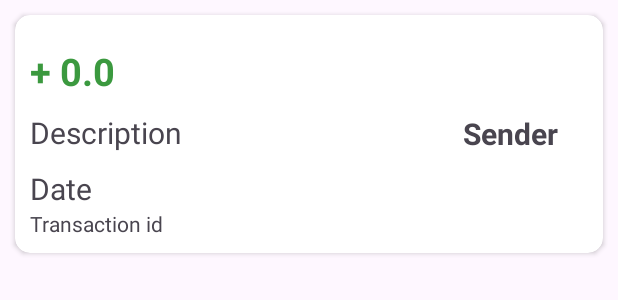
After one commit to Mariusz63/BankApplication, an Android app built with Jetpack Compose: the layout list_item_transaction.xml on its own in the app's theme, with its tools: preview values and no code run, on a phone screen of 412 x 824 dp. The commit adds this screen. Shown: the top 300 px of the screen. Run offline under Robolectric (Android 15) with nearby library versions, the phone set to English and light mode, and no system bars.

Commit message:
add transaction

```diff
--- a/app/src/main/res/layout/activity_main.xml
+++ b/app/src/main/res/layout/activity_main.xml
@@ -117,7 +117,9 @@
         android:layout_height="65dp"
         android:layout_alignParentBottom="true"
         android:background="@drawable/background_toolbar"
-        app:menu="@menu/bottom_navigation_menu" />
+        app:menu="@menu/bottom_navigation_menu"
+        app:itemTextColor="@color/bottom_nav_color"
+        app:itemIconTint="@color/bottom_nav_color"/>
 
     <com.google.android.material.floatingactionbutton.FloatingActionButton
         android:id="@+id/fbAddTransaction"
--- /dev/null
+++ b/app/src/main/res/layout/list_item_transaction.xml
@@ -0,0 +1,64 @@
+<?xml version="1.0" encoding="utf-8"?>
+<androidx.cardview.widget.CardView xmlns:android="http://schemas.android.com/apk/res/android"
+    android:layout_width="match_parent"
+    android:layout_height="wrap_content"
+    xmlns:app="http://schemas.android.com/apk/res-auto"
+    android:id="@+id/parent"
+    android:layout_margin="10dp"
+    android:orientation="vertical"
+    app:cardCornerRadius="10dp">
+
+    <RelativeLayout
+        android:layout_width="match_parent"
+        android:layout_height="match_parent"
+        android:layout_margin="10dp">
+
+        <TextView
+            android:layout_width="wrap_content"
+            android:layout_height="wrap_content"
+            android:id="@+id/txtAmount"
+            android:layout_marginTop="10dp"
+            android:text="+ 0.0"
+            android:textColor="@color/green"
+            android:textSize="25sp"
+            android:textStyle="bold"/>
+
+        <TextView
+            android:layout_width="wrap_content"
+            android:layout_height="wrap_content"
+            android:id="@+id/txtDesc"
+            android:layout_marginTop="10dp"
+            android:text="Description"
+            android:layout_below="@+id/txtAmount"
+            android:textSize="20sp"/>
+
+        <TextView
+            android:layout_width="wrap_content"
+            android:layout_height="wrap_content"
+            android:id="@+id/txtDate"
+            android:layout_below="@+id/txtDesc"
+            android:layout_marginTop="10dp"
+            android:text="Date"
+            android:textSize="20sp"/>
+
+        <TextView
+            android:layout_width="wrap_content"
+            android:layout_height="wrap_content"
+            android:id="@+id/txtSender"
+            android:layout_alignParentRight="true"
+            android:layout_centerVertical="true"
+            android:layout_marginRight="20dp"
+            android:text="Sender"
+            android:textSize="20sp"
+            android:textStyle="bold"/>
+
+        <TextView
+            android:layout_width="wrap_content"
+            android:layout_height="wrap_content"
+            android:id="@+id/txtTransaction"
+            android:layout_below="@+id/txtDate"
+            android:text="Transaction id" />
+
+    </RelativeLayout>
+
+</androidx.cardview.widget.CardView>
--- a/app/src/main/res/values/colors.xml
+++ b/app/src/main/res/values/colors.xml
@@ -2,6 +2,7 @@
 <resources>
     <color name="black">#FF000000</color>
     <color name="white">#FFFFFFFF</color>
+    <color name="colorAccent">#2B2B2B</color>
     <color name="orange">#FF9800</color>
     <color name="blue">#03A9F4</color>
     <color name="red">#F40303</color>
```
Also changed, not shown: app/src/main/java/com/example/myapplication/Adapters/TransactionAdapter.java (added, +81 -0 lines), app/src/main/java/com/example/myapplication/Database/DatabaseHelper.java (+15 -2 lines), app/src/main/java/com/example/myapplication/MainActivity.java (+102 -0 lines), app/src/main/java/com/example/myapplication/Models/Transaction.java (added, +92 -0 lines), app/src/main/res/color/bottom_nav_color.xml (added, +9 -0 lines).
